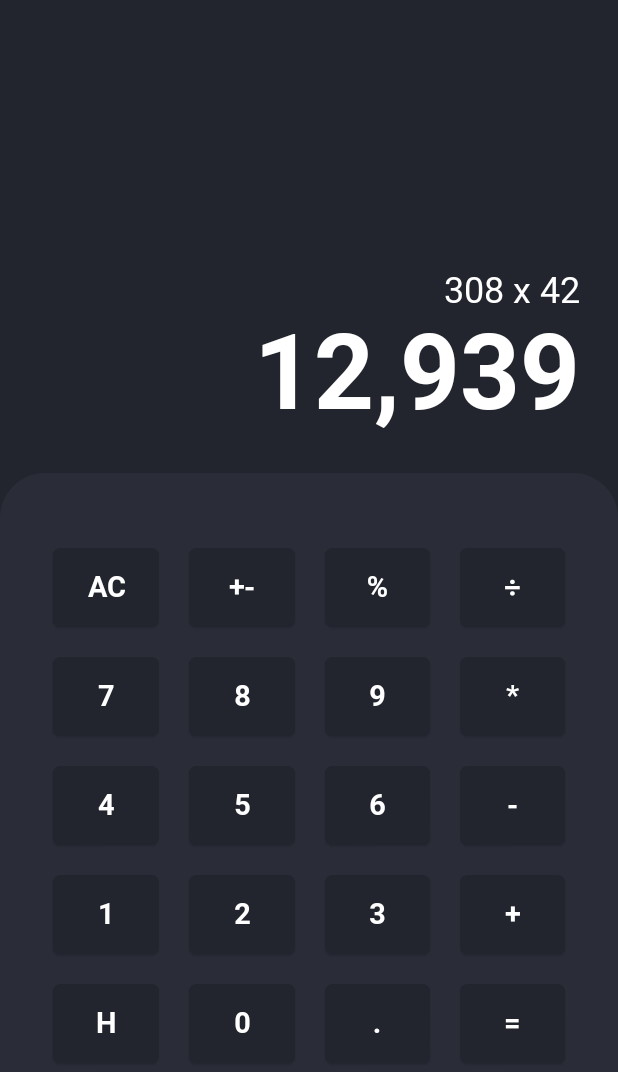
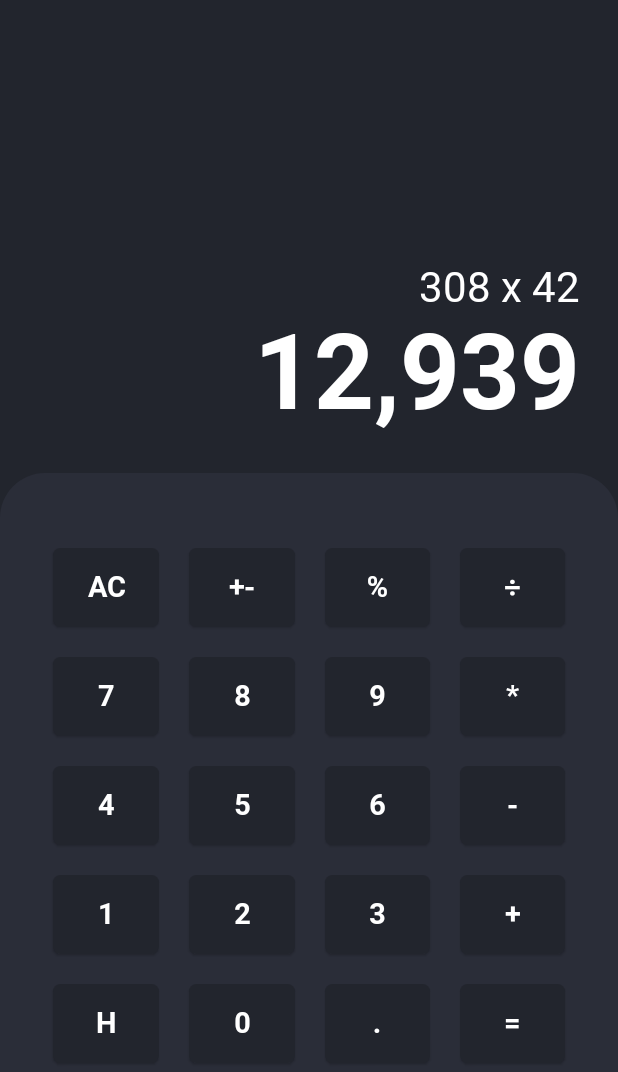
Before and after one commit to calebdan/SnipiCalculator, an Android app built with Jetpack Compose: the screen it shows after launch (MainActivity), after a tap on "AC", on a phone screen of 412 x 824 dp. Shown: the top 1072 px of the screen. Run offline under Robolectric (Android 15) with nearby library versions, the phone set to English and light mode, and no system bars.

Commit message:
Compose Update Applied

```diff
--- a/app/src/main/java/co/danjuma/snipicalculator/MainActivity.kt
+++ b/app/src/main/java/co/danjuma/snipicalculator/MainActivity.kt
@@ -156,7 +156,7 @@ fun CalcButton() {
                                 .makeText(
                                     context,
                                     "button $item  clicked",
-                                    Toast.LENGTH_LONG
+                                    Toast.LENGTH_SHORT
                                 )
                                 .show()
 
--- a/app/src/main/java/co/danjuma/snipicalculator/ui/theme/Type.kt
+++ b/app/src/main/java/co/danjuma/snipicalculator/ui/theme/Type.kt
@@ -20,7 +20,7 @@ val Typography = Typography(
     body1 = TextStyle(
         fontFamily = RobotoFonts,
         fontWeight = FontWeight.Normal,
-        fontSize = 24.sp
+        fontSize = 28.sp
     ),
 
     h1 = TextStyle(
```
